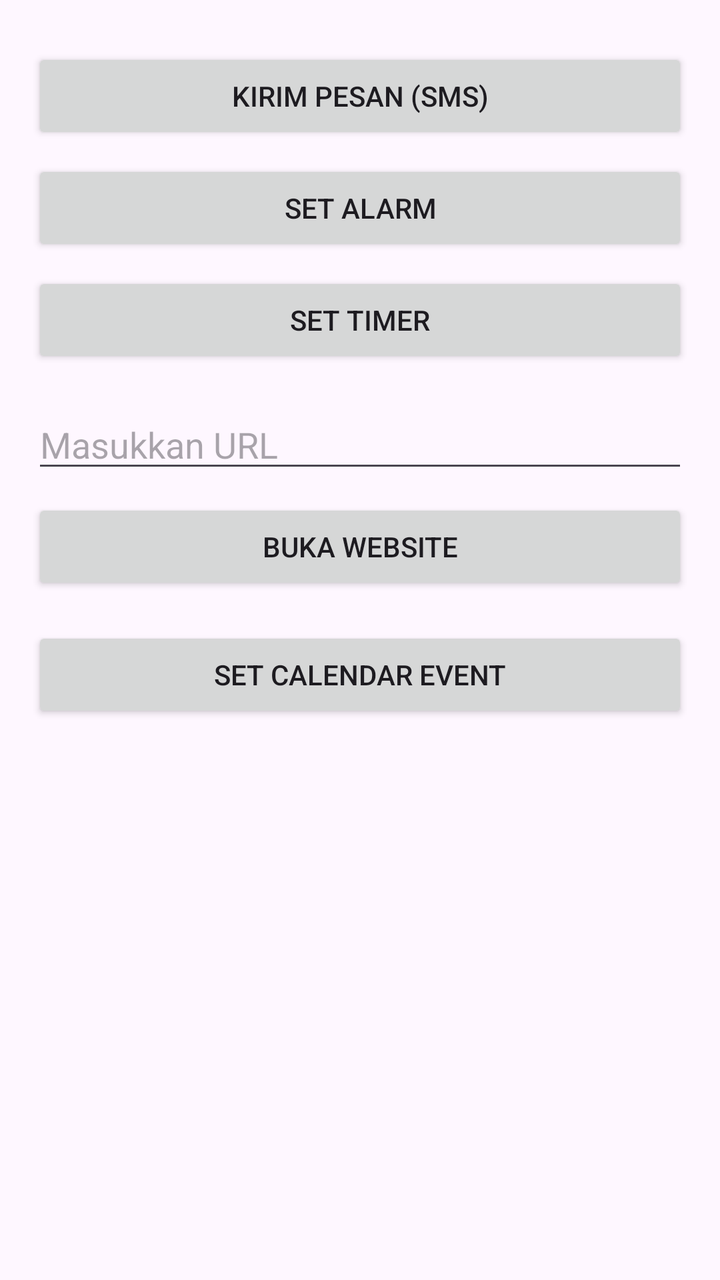
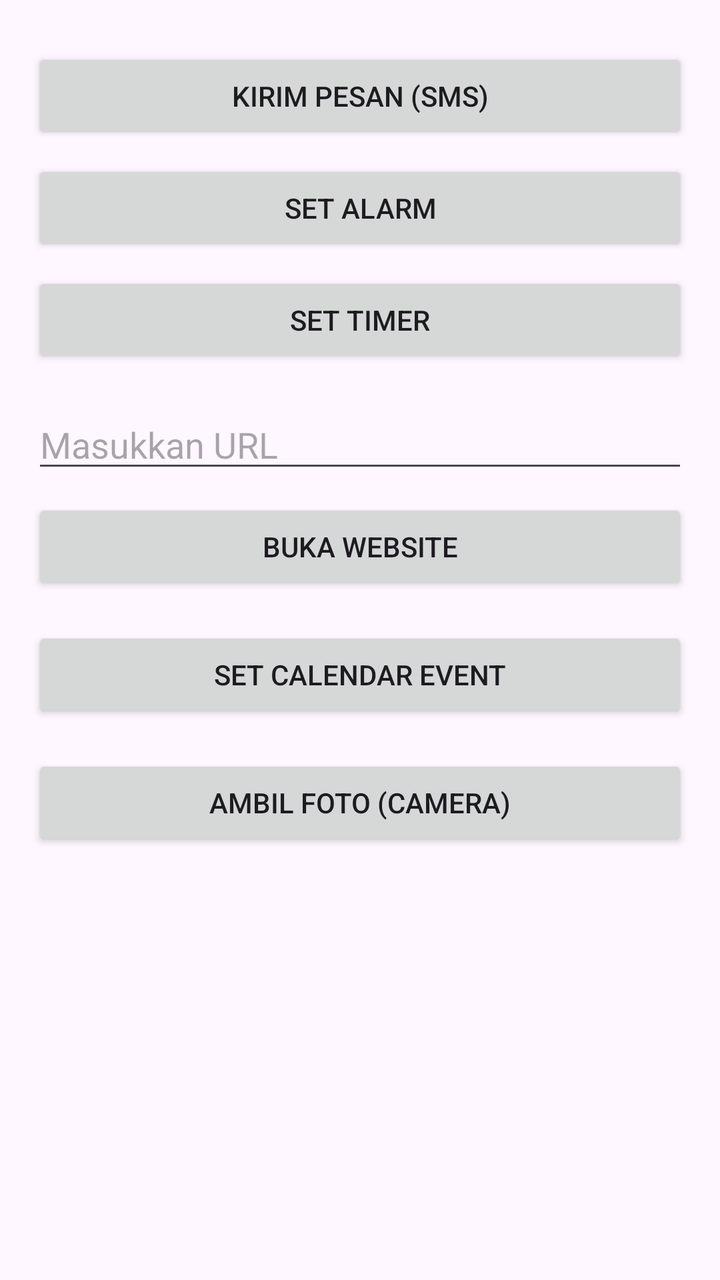

An Android layout rendered at two revisions. The XML below is the earlier revision; the diff shows what the commit changed to produce the second picture.
<!-- AndroidManifest.xml: application theme Theme.ImplisitIntent -->
<!-- res/layout/activity_main.xml -->
<?xml version="1.0" encoding="utf-8"?>
<LinearLayout xmlns:android="http://schemas.android.com/apk/res/android"
    xmlns:tools="http://schemas.android.com/tools"
    android:id="@+id/main"
    android:layout_width="match_parent"
    android:layout_height="match_parent"
    android:orientation="vertical"
    android:padding="16dp"
    tools:context=".MainActivity">

    <Button
        android:id="@+id/btnKirimPesan"
        android:layout_width="match_parent"
        android:layout_height="wrap_content"
        android:text="Kirim Pesan (SMS)"
        android:layout_marginTop="8dp"/>

    <Button
        android:id="@+id/btnSetAlarm"
        android:layout_width="match_parent"
        android:layout_height="wrap_content"
        android:text="Set Alarm"
        android:layout_marginTop="8dp"/>

    <Button
        android:id="@+id/btnSetTimer"
        android:layout_width="match_parent"
        android:layout_height="wrap_content"
        android:text="Set Timer"
        android:layout_marginTop="8dp"/>

    <EditText
        android:id="@+id/etURL"
        android:layout_width="match_parent"
        android:layout_height="wrap_content"
        android:hint="Masukkan URL"
        android:layout_marginTop="16dp"/>

    <Button
        android:id="@+id/btnOpenURL"
        android:layout_width="match_parent"
        android:layout_height="wrap_content"
        android:text="Buka Website"
        android:layout_marginTop="8dp"/>

    <Button
        android:id="@+id/btnSetEvent"
        android:layout_width="match_parent"
        android:layout_height="wrap_content"
        android:text="Set Calendar Event"
        android:layout_marginTop="16dp"/>

</LinearLayout>
<!-- resources referenced by this layout -->
<resources>
  <style name="Theme.ImplisitIntent" parent="Base.Theme.ImplisitIntent" />
  <style name="Base.Theme.ImplisitIntent" parent="Theme.Material3.DayNight.NoActionBar">
          
          
      </style>
</resources>

<!-- the commit's change to res/layout/activity_main.xml (unified diff, before → after) -->
@@ -50,4 +50,19 @@
         android:text="Set Calendar Event"
         android:layout_marginTop="16dp"/>
 
+    <Button
+        android:id="@+id/btnGetPhoto"
+        android:layout_width="match_parent"
+        android:layout_height="wrap_content"
+        android:text="Ambil Foto (Camera)"
+        android:layout_marginTop="16dp"/>
+
+    <ImageView
+        android:id="@+id/ivHasil"
+        android:layout_width="match_parent"
+        android:layout_height="200dp"
+        android:layout_marginTop="8dp"
+        android:contentDescription="Hasil Foto Thumbnail"
+        android:scaleType="centerInside" />
+
 </LinearLayout>
